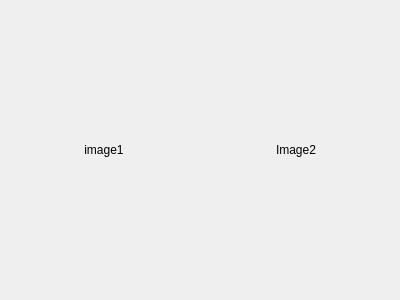
Old version of the form evaluator/pairwindow.ui in the repository anliec/Siamese_lake_GTL.
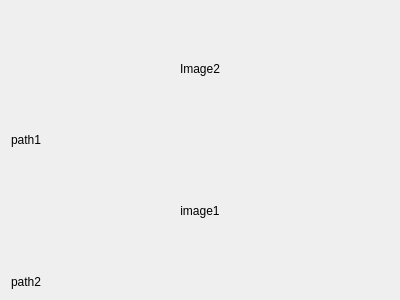
New version of the form.

Commit message: update pair window ui

Diff of the .ui file:
```diff
--- a/evaluator/pairwindow.ui
+++ b/evaluator/pairwindow.ui
@@ -13,17 +13,9 @@
   <property name="windowTitle">
    <string>Form</string>
   </property>
-  <layout class="QHBoxLayout" name="horizontalLayout">
+  <layout class="QVBoxLayout" name="verticalLayout_3">
    <item>
-    <widget class="QLabel" name="lb_image1">
-     <property name="text">
-      <string>image1</string>
-     </property>
-     <property name="alignment">
-      <set>Qt::AlignCenter</set>
-     </property>
-    </widget>
-   </item>
+    <layout class="QVBoxLayout" name="verticalLayout_2">
    <item>
     <widget class="QLabel" name="lb_image2">
      <property name="text">
@@ -33,6 +25,48 @@
       <set>Qt::AlignCenter</set>
      </property>
     </widget>
+     </item>
+     <item>
+      <widget class="QLabel" name="lb_path11">
+       <property name="sizePolicy">
+        <sizepolicy hsizetype="Preferred" vsizetype="Maximum">
+         <horstretch>0</horstretch>
+         <verstretch>0</verstretch>
+        </sizepolicy>
+       </property>
+       <property name="text">
+        <string>path1</string>
+       </property>
+      </widget>
+     </item>
+    </layout>
+   </item>
+   <item>
+    <layout class="QVBoxLayout" name="verticalLayout">
+     <item>
+      <widget class="QLabel" name="lb_image1">
+       <property name="text">
+        <string>image1</string>
+       </property>
+       <property name="alignment">
+        <set>Qt::AlignCenter</set>
+       </property>
+      </widget>
+     </item>
+     <item>
+      <widget class="QLabel" name="lb_path2">
+       <property name="sizePolicy">
+        <sizepolicy hsizetype="Preferred" vsizetype="Maximum">
+         <horstretch>0</horstretch>
+         <verstretch>0</verstretch>
+        </sizepolicy>
+       </property>
+       <property name="text">
+        <string>path2</string>
+       </property>
+      </widget>
+     </item>
+    </layout>
    </item>
   </layout>
  </widget>
```
Lines whose indentation alone changed are shown as unchanged. The commit also changes 1 other file.
